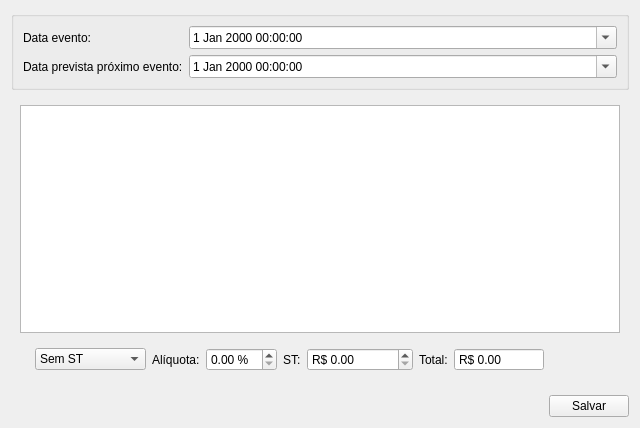
Above: ui/inputdialogproduto.ui from darktorres/ERP-STACCATO before the change. Below: the same form after it.
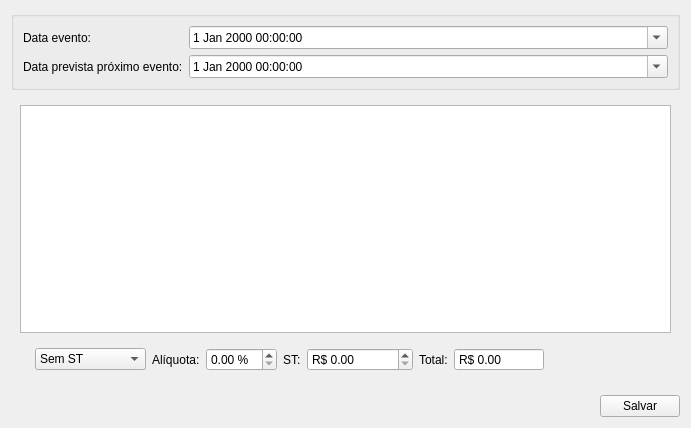
That is the form after the change. Custom widgets are drawn as their Qt base class.

Patch:
```diff
--- a/ui/inputdialogproduto.ui
+++ b/ui/inputdialogproduto.ui
@@ -6,7 +6,7 @@
    <rect>
     <x>0</x>
     <y>0</y>
-    <width>636</width>
+    <width>691</width>
     <height>428</height>
    </rect>
   </property>
@@ -196,6 +196,9 @@
         <property name="selectionBehavior">
          <enum>QAbstractItemView::SelectRows</enum>
         </property>
+        <property name="sortingEnabled">
+         <bool>true</bool>
+        </property>
        </widget>
       </item>
      </layout>
```
